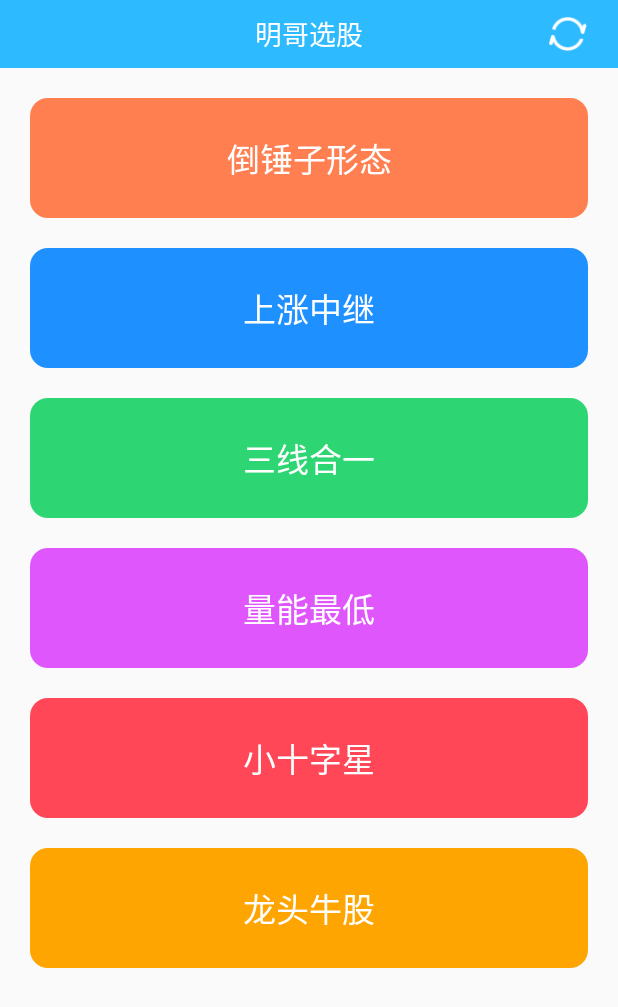
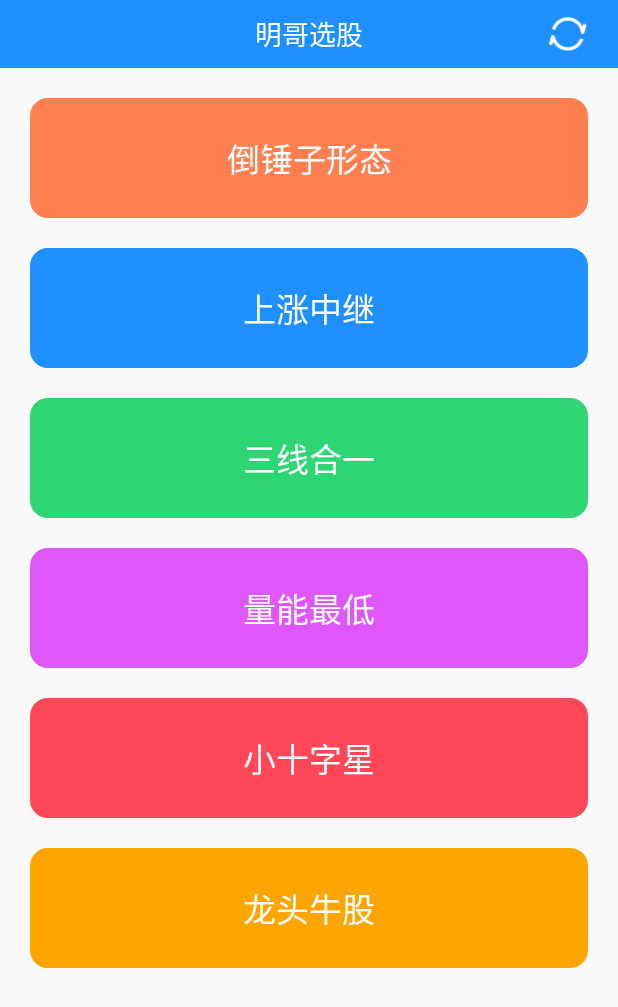
Before and after one commit to Veryed-VS/GuPiao, an Android app: the screen it shows after launch (StartActivity), on a phone screen of 412 x 824 dp. Shown: the top 1007 px of the screen. Run offline under Robolectric (Android 15) with nearby library versions, the phone set to English and light mode, and no system bars; our stand-ins replace EventBus; libraries missing offline, so code that uses them is left out: com.afollestad.materialdialogs.

Commit message:
终极版7

```diff
--- a/app/src/main/java/com/xjm/gupiao/StartActivity.java
+++ b/app/src/main/java/com/xjm/gupiao/StartActivity.java
@@ -13,15 +13,12 @@ import android.support.v4.content.ContextCompat;
 import android.support.v7.app.AppCompatActivity;
 import android.view.View;
 import android.widget.Button;
-
 import com.afollestad.materialdialogs.DialogAction;
 import com.afollestad.materialdialogs.MaterialDialog;
-
 import org.greenrobot.eventbus.EventBus;
 import org.greenrobot.eventbus.Subscribe;
 import org.greenrobot.eventbus.ThreadMode;
 import org.json.JSONException;
-
 import java.io.File;
 import java.io.FileInputStream;
 import java.io.FileNotFoundException;
@@ -286,11 +283,12 @@ public class StartActivity extends AppCompatActivity implements View.OnClickList
                 StartActivity.this.startActivity(intent);
             }
             break;
-            case R.id.button_three:
+            case R.id.button_three: {
                 Intent intent = new Intent(StartActivity.this, MainActivity.class);
                 intent.putExtra("title", "龙头牛股");
                 intent.putParcelableArrayListExtra("list", analysisData.getLongtouList());
                 StartActivity.this.startActivity(intent);
+            }
                 break;
         }
     }
--- a/app/src/main/res/values/colors.xml
+++ b/app/src/main/res/values/colors.xml
@@ -1,6 +1,6 @@
 <?xml version="1.0" encoding="utf-8"?>
 <resources>
-    <color name="colorPrimary">#2DBAFF</color>
-    <color name="colorPrimaryDark">#2DBAFF</color>
-    <color name="colorAccent">#2DBAFF</color>
+    <color name="colorPrimary">#1e90ff</color>
+    <color name="colorPrimaryDark">#1e90ff</color>
+    <color name="colorAccent">#1e90ff</color>
 </resources>
```
